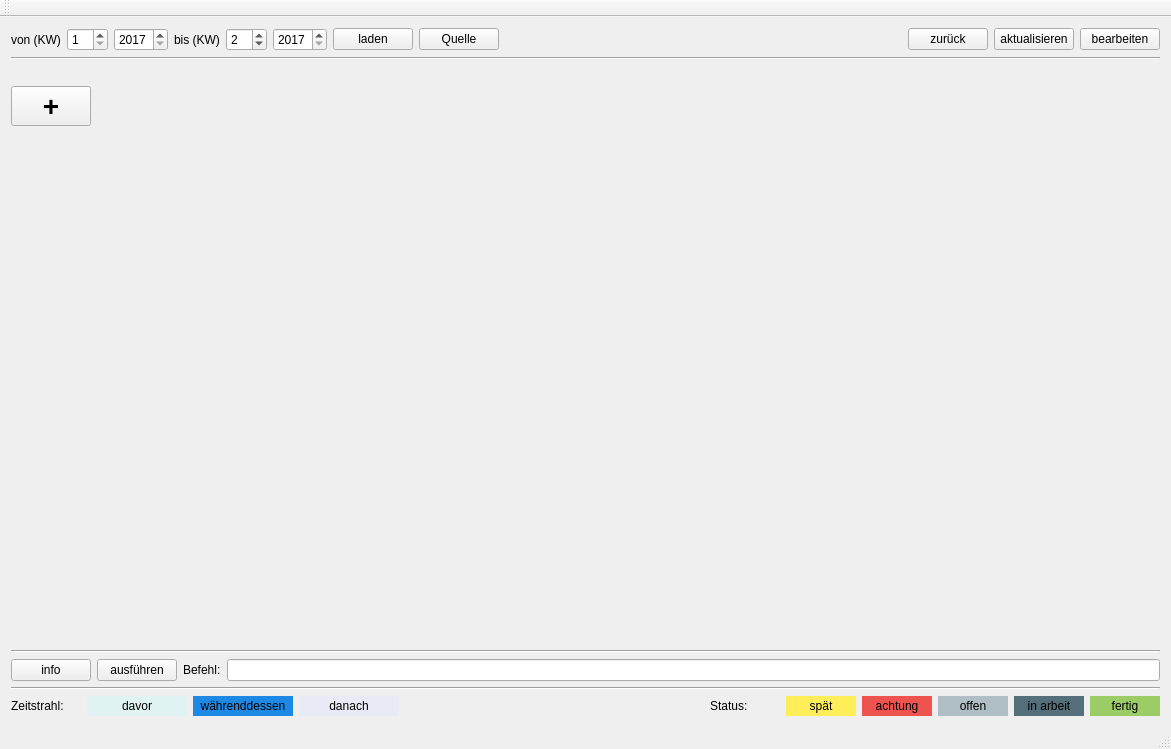
Before: the Qt Designer form mainwindow.ui in kkegel/WorkFlow, drawn with Qt 5.
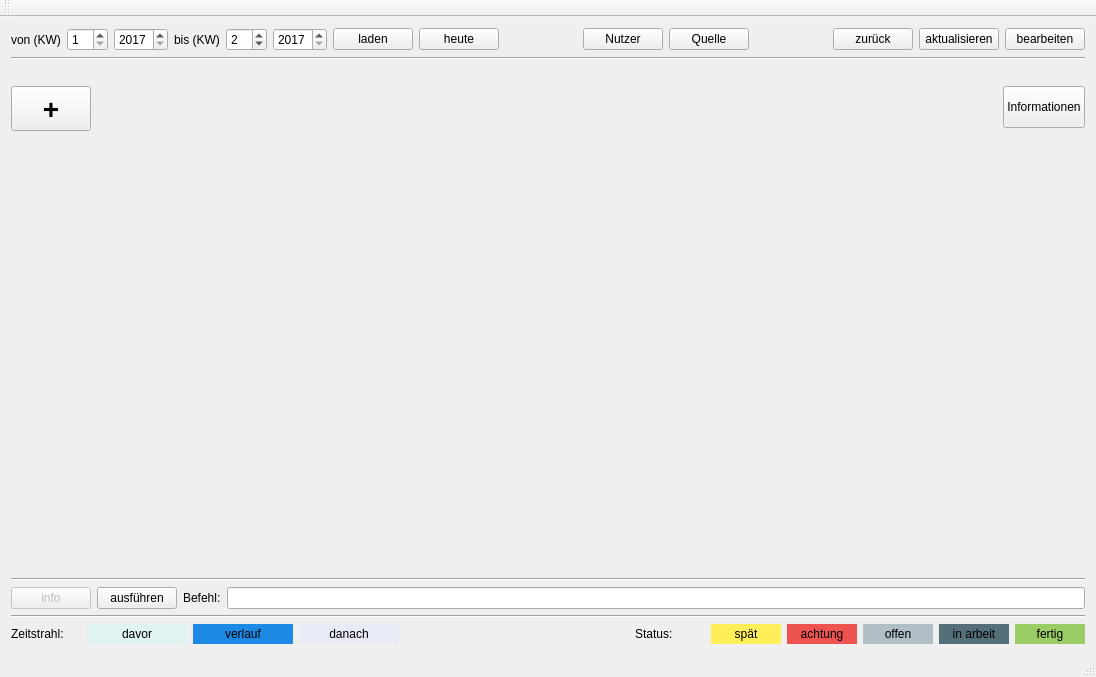
After: the same form once the commit is applied.

```diff
--- a/mainwindow.ui
+++ b/mainwindow.ui
@@ -6,8 +6,8 @@
    <rect>
     <x>0</x>
     <y>0</y>
-    <width>1171</width>
-    <height>749</height>
+    <width>1096</width>
+    <height>677</height>
    </rect>
   </property>
   <property name="windowTitle">
@@ -84,6 +84,33 @@
         </property>
        </widget>
       </item>
+      <item>
+       <widget class="QPushButton" name="pb_today">
+        <property name="text">
+         <string>heute</string>
+        </property>
+       </widget>
+      </item>
+      <item>
+       <spacer name="horizontalSpacer_4">
+        <property name="orientation">
+         <enum>Qt::Horizontal</enum>
+        </property>
+        <property name="sizeHint" stdset="0">
+         <size>
+          <width>40</width>
+          <height>20</height>
+         </size>
+        </property>
+       </spacer>
+      </item>
+      <item>
+       <widget class="QPushButton" name="pb_person">
+        <property name="text">
+         <string>Nutzer</string>
+        </property>
+       </widget>
+      </item>
       <item>
        <widget class="QPushButton" name="pb_source">
         <property name="text">
@@ -157,12 +184,18 @@
     <item>
      <layout class="QHBoxLayout" name="horizontalLayout_3">
       <property name="rightMargin">
-       <number>20</number>
+       <number>0</number>
       </property>
       <item>
        <layout class="QVBoxLayout" name="verticalLayout">
         <item>
          <widget class="QPushButton" name="pb_new">
+          <property name="minimumSize">
+           <size>
+            <width>80</width>
+            <height>45</height>
+           </size>
+          </property>
           <property name="font">
            <font>
             <pointsize>21</pointsize>
@@ -204,6 +237,39 @@
         </property>
        </spacer>
       </item>
+      <item>
+       <layout class="QVBoxLayout" name="verticalLayout_3">
+        <property name="leftMargin">
+         <number>0</number>
+        </property>
+        <item>
+         <widget class="QPushButton" name="pb_annotation">
+          <property name="minimumSize">
+           <size>
+            <width>80</width>
+            <height>42</height>
+           </size>
+          </property>
+          <property name="text">
+           <string>Informationen</string>
+          </property>
+         </widget>
+        </item>
+        <item>
+         <spacer name="verticalSpacer_2">
+          <property name="orientation">
+           <enum>Qt::Vertical</enum>
+          </property>
+          <property name="sizeHint" stdset="0">
+           <size>
+            <width>20</width>
+            <height>40</height>
+           </size>
+          </property>
+         </spacer>
+        </item>
+       </layout>
+      </item>
      </layout>
     </item>
     <item>
@@ -220,6 +286,9 @@
       </property>
       <item>
        <widget class="QPushButton" name="pb_info">
+        <property name="enabled">
+         <bool>false</bool>
+        </property>
         <property name="text">
          <string>info</string>
         </property>
@@ -227,6 +296,9 @@
       </item>
       <item>
        <widget class="QPushButton" name="pb_cmd">
+        <property name="enabled">
+         <bool>true</bool>
+        </property>
         <property name="text">
          <string>ausführen</string>
         </property>
@@ -234,13 +306,20 @@
       </item>
       <item>
        <widget class="QLabel" name="label_13">
+        <property name="enabled">
+         <bool>true</bool>
+        </property>
         <property name="text">
          <string>Befehl:</string>
         </property>
        </widget>
       </item>
       <item>
-       <widget class="QLineEdit" name="input_cmd"/>
+       <widget class="QLineEdit" name="input_cmd">
+        <property name="enabled">
+         <bool>true</bool>
+        </property>
+       </widget>
       </item>
      </layout>
     </item>
@@ -300,7 +379,7 @@
          <string notr="true">background-color : #1e88e5;</string>
         </property>
         <property name="text">
-         <string>währenddessen</string>
+         <string>verlauf</string>
         </property>
         <property name="alignment">
          <set>Qt::AlignCenter</set>
```
Left out of the diff: 4 changed lines with no effect on the pictures.
